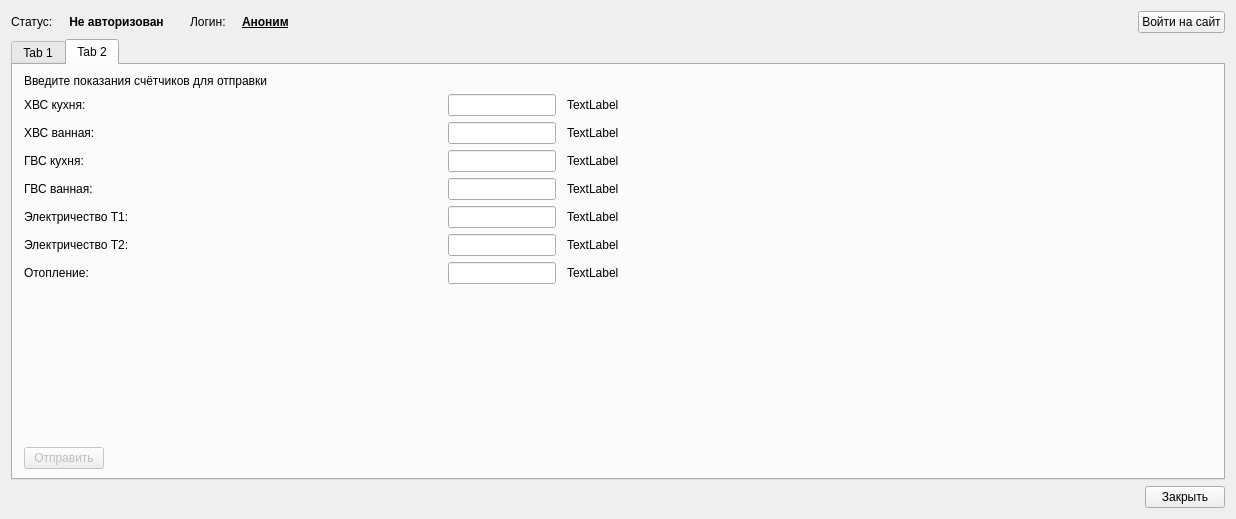
First picture: the form in profjilcom_cabinet/main.ui, repository 0valse/experiments, before the edit.
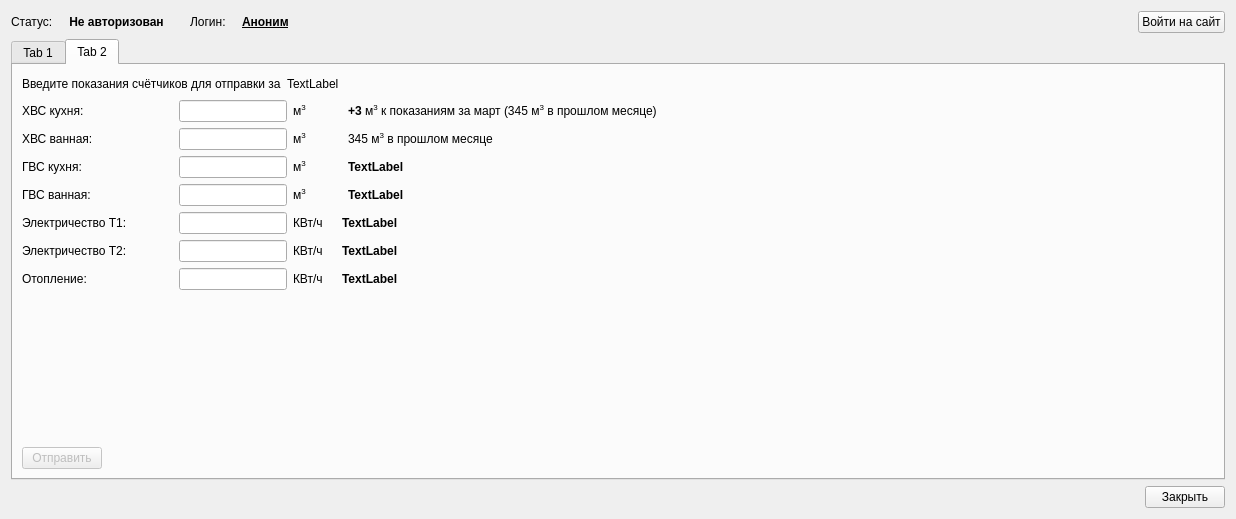
Second picture: the form after the edit. The open tabs and pages were chosen to show the change.

Commit message: Working with tab2

Diff of the .ui file:
```diff
--- a/profjilcom_cabinet/main.ui
+++ b/profjilcom_cabinet/main.ui
@@ -13,7 +13,7 @@
   <property name="windowTitle">
    <string>Form</string>
   </property>
-  <layout class="QVBoxLayout" name="verticalLayout_2">
+  <layout class="QVBoxLayout" name="verticalLayout_3">
    <item>
     <layout class="QHBoxLayout" name="horizontalLayout_10">
      <item>
@@ -158,7 +158,7 @@
         </widget>
        </item>
        <item row="1" column="0">
-        <layout class="QHBoxLayout" name="horizontalLayout_14">
+        <layout class="QVBoxLayout" name="verticalLayout">
          <item>
           <widget class="QTableView" name="tableView">
            <property name="editTriggers">
@@ -204,27 +204,42 @@
       <attribute name="title">
        <string>Tab 2</string>
       </attribute>
-      <layout class="QGridLayout" name="gridLayout">
-       <item row="1" column="0">
-        <spacer name="horizontalSpacer_4">
-         <property name="orientation">
-          <enum>Qt::Horizontal</enum>
-         </property>
-         <property name="sizeType">
-          <enum>QSizePolicy::Fixed</enum>
-         </property>
-         <property name="sizeHint" stdset="0">
-          <size>
-           <width>2</width>
-           <height>20</height>
-          </size>
-         </property>
-        </spacer>
+      <layout class="QVBoxLayout" name="verticalLayout_5">
+       <item>
+        <layout class="QHBoxLayout" name="horizontalLayout_15">
+         <item>
+          <widget class="QLabel" name="SendLabel">
+           <property name="text">
+            <string>Введите показания счётчиков для отправки за</string>
+           </property>
+          </widget>
+         </item>
+         <item>
+          <widget class="QLabel" name="label_mounth">
+           <property name="text">
+            <string>TextLabel</string>
+           </property>
+          </widget>
+         </item>
+         <item>
+          <spacer name="horizontalSpacer">
+           <property name="orientation">
+            <enum>Qt::Horizontal</enum>
+           </property>
+           <property name="sizeHint" stdset="0">
+            <size>
+             <width>40</width>
+             <height>20</height>
+            </size>
+           </property>
+          </spacer>
+         </item>
+        </layout>
        </item>
-       <item row="1" column="2" colspan="2">
-        <layout class="QHBoxLayout" name="horizontalLayout_8">
+       <item>
+        <layout class="QHBoxLayout" name="horizontalLayout_14">
          <item>
-          <layout class="QVBoxLayout" name="verticalLayout">
+          <layout class="QVBoxLayout" name="verticalLayout_2">
            <item>
             <layout class="QHBoxLayout" name="horizontalLayout">
              <item>
@@ -257,29 +272,6 @@
                </property>
               </widget>
              </item>
-             <item>
-              <spacer name="horizontalSpacer_18">
-               <property name="orientation">
-                <enum>Qt::Horizontal</enum>
-               </property>
-               <property name="sizeType">
-                <enum>QSizePolicy::Fixed</enum>
-               </property>
-               <property name="sizeHint" stdset="0">
-                <size>
-                 <width>5</width>
-                 <height>20</height>
-                </size>
-               </property>
-              </spacer>
-             </item>
-             <item>
-              <widget class="QLabel" name="label_hvs_kuhnya">
-               <property name="text">
-                <string>TextLabel</string>
-               </property>
-              </widget>
-             </item>
             </layout>
            </item>
            <item>
@@ -314,29 +306,6 @@
                </property>
               </widget>
              </item>
-             <item>
-              <spacer name="horizontalSpacer_19">
-               <property name="orientation">
-                <enum>Qt::Horizontal</enum>
-               </property>
-               <property name="sizeType">
-                <enum>QSizePolicy::Fixed</enum>
-               </property>
-               <property name="sizeHint" stdset="0">
-                <size>
-                 <width>5</width>
-                 <height>20</height>
-                </size>
-               </property>
-              </spacer>
-             </item>
-             <item>
-              <widget class="QLabel" name="label_hvs_vannaya">
-               <property name="text">
-                <string>TextLabel</string>
-               </property>
-              </widget>
-             </item>
             </layout>
            </item>
            <item>
@@ -371,29 +340,6 @@
                </property>
               </widget>
              </item>
-             <item>
-              <spacer name="horizontalSpacer_20">
-               <property name="orientation">
-                <enum>Qt::Horizontal</enum>
-               </property>
-               <property name="sizeType">
-                <enum>QSizePolicy::Fixed</enum>
-               </property>
-               <property name="sizeHint" stdset="0">
-                <size>
-                 <width>5</width>
-                 <height>20</height>
-                </size>
-               </property>
-              </spacer>
-             </item>
-             <item>
-              <widget class="QLabel" name="label_gvs_kuhnya">
-               <property name="text">
-                <string>TextLabel</string>
-               </property>
-              </widget>
-             </item>
             </layout>
            </item>
            <item>
@@ -428,29 +374,6 @@
                </property>
               </widget>
              </item>
-             <item>
-              <spacer name="horizontalSpacer_21">
-               <property name="orientation">
-                <enum>Qt::Horizontal</enum>
-               </property>
-               <property name="sizeType">
-                <enum>QSizePolicy::Fixed</enum>
-               </property>
-               <property name="sizeHint" stdset="0">
-                <size>
-                 <width>5</width>
-                 <height>20</height>
-                </size>
-               </property>
-              </spacer>
-             </item>
-             <item>
-              <widget class="QLabel" name="label_gvs_vannaya">
-               <property name="text">
-                <string>TextLabel</string>
-               </property>
-              </widget>
-             </item>
             </layout>
            </item>
            <item>
@@ -485,29 +408,6 @@
                </property>
               </widget>
              </item>
-             <item>
-              <spacer name="horizontalSpacer_22">
-               <property name="orientation">
-                <enum>Qt::Horizontal</enum>
-               </property>
-               <property name="sizeType">
-                <enum>QSizePolicy::Fixed</enum>
-               </property>
-               <property name="sizeHint" stdset="0">
-                <size>
-                 <width>5</width>
-                 <height>20</height>
-                </size>
-               </property>
-              </spacer>
-             </item>
-             <item>
-              <widget class="QLabel" name="label_t1">
-               <property name="text">
-                <string>TextLabel</string>
-               </property>
-              </widget>
-             </item>
             </layout>
            </item>
            <item>
@@ -542,29 +442,6 @@
                </property>
               </widget>
              </item>
-             <item>
-              <spacer name="horizontalSpacer_23">
-               <property name="orientation">
-                <enum>Qt::Horizontal</enum>
-               </property>
-               <property name="sizeType">
-                <enum>QSizePolicy::Fixed</enum>
-               </property>
-               <property name="sizeHint" stdset="0">
-                <size>
-                 <width>5</width>
-                 <height>20</height>
-                </size>
-               </property>
-              </spacer>
-             </item>
-             <item>
-              <widget class="QLabel" name="label_t2">
-               <property name="text">
-                <string>TextLabel</string>
-               </property>
-              </widget>
-             </item>
             </layout>
            </item>
            <item>
@@ -611,6 +488,333 @@
                </property>
               </widget>
              </item>
+            </layout>
+           </item>
+          </layout>
+         </item>
+         <item>
+          <layout class="QVBoxLayout" name="verticalLayout_4">
+           <item>
+            <layout class="QHBoxLayout" name="horizontalLayout_8">
+             <item>
+              <widget class="QLabel" name="label_10">
+               <property name="text">
+                <string>&lt;html&gt;&lt;head/&gt;&lt;body&gt;&lt;p&gt;м&lt;span style=&quot; vertical-align:super;&quot;&gt;3&lt;/span&gt;&lt;/p&gt;&lt;/body&gt;&lt;/html&gt;</string>
+               </property>
+              </widget>
+             </item>
+             <item>
+              <spacer name="horizontalSpacer_18">
+               <property name="orientation">
+                <enum>Qt::Horizontal</enum>
+               </property>
+               <property name="sizeType">
+                <enum>QSizePolicy::Fixed</enum>
+               </property>
+               <property name="sizeHint" stdset="0">
+                <size>
+                 <width>35</width>
+                 <height>20</height>
+                </size>
+               </property>
+              </spacer>
+             </item>
+             <item>
+              <widget class="QLabel" name="label_hvs_kuhnya_plus">
+               <property name="text">
+                <string>&lt;html&gt;&lt;head/&gt;&lt;body&gt;&lt;p&gt;&lt;span style=&quot; font-weight:600;&quot;&gt;+3&lt;/span&gt; м&lt;span style=&quot; vertical-align:super;&quot;&gt;3&lt;/span&gt; к показаниям за март (345 м&lt;span style=&quot; vertical-align:super;&quot;&gt;3&lt;/span&gt; в прошлом месяце)&lt;/p&gt;&lt;/body&gt;&lt;/html&gt;</string>
+               </property>
+              </widget>
+             </item>
+             <item>
+              <spacer name="horizontalSpacer_4">
+               <property name="orientation">
+                <enum>Qt::Horizontal</enum>
+               </property>
+               <property name="sizeHint" stdset="0">
+                <size>
+                 <width>40</width>
+                 <height>20</height>
+                </size>
+               </property>
+              </spacer>
+             </item>
+            </layout>
+           </item>
+           <item>
+            <layout class="QHBoxLayout" name="horizontalLayout_16">
+             <item>
+              <widget class="QLabel" name="label_11">
+               <property name="text">
+                <string>&lt;html&gt;&lt;head/&gt;&lt;body&gt;&lt;p&gt;м&lt;span style=&quot; vertical-align:super;&quot;&gt;3&lt;/span&gt;&lt;/p&gt;&lt;/body&gt;&lt;/html&gt;</string>
+               </property>
+              </widget>
+             </item>
+             <item>
+              <spacer name="horizontalSpacer_19">
+               <property name="orientation">
+                <enum>Qt::Horizontal</enum>
+               </property>
+               <property name="sizeType">
+                <enum>QSizePolicy::Fixed</enum>
+               </property>
+               <property name="sizeHint" stdset="0">
+                <size>
+                 <width>35</width>
+                 <height>20</height>
+                </size>
+               </property>
+              </spacer>
+             </item>
+             <item>
+              <widget class="QLabel" name="label_hvs_vannaya_plus">
+               <property name="font">
+                <font>
+                 <weight>75</weight>
+                 <bold>true</bold>
+                </font>
+               </property>
+               <property name="text">
+                <string>&lt;html&gt;&lt;head/&gt;&lt;body&gt;&lt;p&gt;&lt;span style=&quot; font-weight:400;&quot;&gt;345 м&lt;/span&gt;&lt;span style=&quot; font-weight:400; vertical-align:super;&quot;&gt;3&lt;/span&gt;&lt;span style=&quot; font-weight:400;&quot;&gt; в прошлом месяце&lt;/span&gt;&lt;/p&gt;&lt;/body&gt;&lt;/html&gt;</string>
+               </property>
+              </widget>
+             </item>
+             <item>
+              <spacer name="horizontalSpacer_25">
+               <property name="orientation">
+                <enum>Qt::Horizontal</enum>
+               </property>
+               <property name="sizeHint" stdset="0">
+                <size>
+                 <width>40</width>
+                 <height>20</height>
+                </size>
+               </property>
+              </spacer>
+             </item>
+            </layout>
+           </item>
+           <item>
+            <layout class="QHBoxLayout" name="horizontalLayout_17">
+             <item>
+              <widget class="QLabel" name="label_12">
+               <property name="text">
+                <string>&lt;html&gt;&lt;head/&gt;&lt;body&gt;&lt;p&gt;м&lt;span style=&quot; vertical-align:super;&quot;&gt;3&lt;/span&gt;&lt;/p&gt;&lt;/body&gt;&lt;/html&gt;</string>
+               </property>
+              </widget>
+             </item>
+             <item>
+              <spacer name="horizontalSpacer_20">
+               <property name="orientation">
+                <enum>Qt::Horizontal</enum>
+               </property>
+               <property name="sizeType">
+                <enum>QSizePolicy::Fixed</enum>
+               </property>
+               <property name="sizeHint" stdset="0">
+                <size>
+                 <width>35</width>
+                 <height>20</height>
+                </size>
+               </property>
+              </spacer>
+             </item>
+             <item>
+              <widget class="QLabel" name="label_gvs_kuhnya_plus">
+               <property name="font">
+                <font>
+                 <weight>75</weight>
+                 <bold>true</bold>
+                </font>
+               </property>
+               <property name="text">
+                <string>TextLabel</string>
+               </property>
+              </widget>
+             </item>
+             <item>
+              <spacer name="horizontalSpacer_26">
+               <property name="orientation">
+                <enum>Qt::Horizontal</enum>
+               </property>
+               <property name="sizeHint" stdset="0">
+                <size>
+                 <width>40</width>
+                 <height>20</height>
+                </size>
+               </property>
+              </spacer>
+             </item>
+            </layout>
+           </item>
+           <item>
+            <layout class="QHBoxLayout" name="horizontalLayout_18">
+             <item>
+              <widget class="QLabel" name="label_13">
+               <property name="text">
+                <string>&lt;html&gt;&lt;head/&gt;&lt;body&gt;&lt;p&gt;м&lt;span style=&quot; vertical-align:super;&quot;&gt;3&lt;/span&gt;&lt;/p&gt;&lt;/body&gt;&lt;/html&gt;</string>
+               </property>
+              </widget>
+             </item>
+             <item>
+              <spacer name="horizontalSpacer_21">
+               <property name="orientation">
+                <enum>Qt::Horizontal</enum>
+               </property>
+               <property name="sizeType">
+                <enum>QSizePolicy::Fixed</enum>
+               </property>
+               <property name="sizeHint" stdset="0">
+                <size>
+                 <width>35</width>
+                 <height>20</height>
+                </size>
+               </property>
+              </spacer>
+             </item>
+             <item>
+              <widget class="QLabel" name="label_gvs_vannaya_plus">
+               <property name="font">
+                <font>
+                 <weight>75</weight>
+                 <bold>true</bold>
+                </font>
+               </property>
+               <property name="text">
+                <string>TextLabel</string>
+               </property>
+              </widget>
+             </item>
+             <item>
+              <spacer name="horizontalSpacer_27">
+               <property name="orientation">
+                <enum>Qt::Horizontal</enum>
+               </property>
+               <property name="sizeHint" stdset="0">
+                <size>
+                 <width>40</width>
+                 <height>20</height>
+                </size>
+               </property>
+              </spacer>
+             </item>
+            </layout>
+           </item>
+           <item>
+            <layout class="QHBoxLayout" name="horizontalLayout_19">
+             <item>
+              <widget class="QLabel" name="label_14">
+               <property name="text">
+                <string>КВт/ч</string>
+               </property>
+              </widget>
+             </item>
+             <item>
+              <spacer name="horizontalSpacer_22">
+               <property name="orientation">
+                <enum>Qt::Horizontal</enum>
+               </property>
+               <property name="sizeType">
+                <enum>QSizePolicy::Fixed</enum>
+               </property>
+               <property name="sizeHint" stdset="0">
+                <size>
+                 <width>13</width>
+                 <height>20</height>
+                </size>
+               </property>
+              </spacer>
+             </item>
+             <item>
+              <widget class="QLabel" name="label_t1_plus">
+               <property name="font">
+                <font>
+                 <weight>75</weight>
+                 <bold>true</bold>
+                </font>
+               </property>
+               <property name="text">
+                <string>TextLabel</string>
+               </property>
+              </widget>
+             </item>
+             <item>
+              <spacer name="horizontalSpacer_28">
+               <property name="orientation">
+                <enum>Qt::Horizontal</enum>
+               </property>
+               <property name="sizeHint" stdset="0">
+                <size>
+                 <width>40</width>
+                 <height>20</height>
+                </size>
+               </property>
+              </spacer>
+             </item>
+            </layout>
+           </item>
+           <item>
+            <layout class="QHBoxLayout" name="horizontalLayout_20">
+             <item>
+              <widget class="QLabel" name="label_15">
+               <property name="text">
+                <string>КВт/ч</string>
+               </property>
+              </widget>
+             </item>
+             <item>
+              <spacer name="horizontalSpacer_23">
+               <property name="orientation">
+                <enum>Qt::Horizontal</enum>
+               </property>
+               <property name="sizeType">
+                <enum>QSizePolicy::Fixed</enum>
+               </property>
+               <property name="sizeHint" stdset="0">
+                <size>
+                 <width>13</width>
+                 <height>20</height>
+                </size>
+               </property>
+              </spacer>
+             </item>
+             <item>
+              <widget class="QLabel" name="label_t2_plus">
+               <property name="font">
+                <font>
+                 <weight>75</weight>
+                 <bold>true</bold>
+                </font>
+               </property>
+               <property name="text">
+                <string>TextLabel</string>
+               </property>
+              </widget>
+             </item>
+             <item>
+              <spacer name="horizontalSpacer_29">
+               <property name="orientation">
+                <enum>Qt::Horizontal</enum>
+               </property>
+               <property name="sizeHint" stdset="0">
+                <size>
+                 <width>40</width>
+                 <height>20</height>
+                </size>
+               </property>
+              </spacer>
+             </item>
+            </layout>
+           </item>
+           <item>
+            <layout class="QHBoxLayout" name="horizontalLayout_21">
+             <item>
+              <widget class="QLabel" name="label_16">
+               <property name="text">
+                <string>КВт/ч</string>
+               </property>
+              </widget>
+             </item>
              <item>
               <spacer name="horizontalSpacer_24">
                <property name="orientation">
@@ -621,19 +825,38 @@
                </property>
                <property name="sizeHint" stdset="0">
                 <size>
-                 <width>5</width>
+                 <width>13</width>
                  <height>20</height>
                 </size>
                </property>
               </spacer>
              </item>
              <item>
-              <widget class="QLabel" name="label_teplo">
+              <widget class="QLabel" name="label_teplo_plus">
+               <property name="font">
+                <font>
+                 <weight>75</weight>
+                 <bold>true</bold>
+                </font>
+               </property>
                <property name="text">
                 <string>TextLabel</string>
                </property>
               </widget>
              </item>
+             <item>
+              <spacer name="horizontalSpacer_30">
+               <property name="orientation">
+                <enum>Qt::Horizontal</enum>
+               </property>
+               <property name="sizeHint" stdset="0">
+                <size>
+                 <width>40</width>
+                 <height>20</height>
+                </size>
+               </property>
+              </spacer>
+             </item>
             </layout>
            </item>
           </layout>
@@ -645,7 +868,7 @@
            </property>
            <property name="sizeHint" stdset="0">
             <size>
-             <width>182</width>
+             <width>517</width>
              <height>20</height>
             </size>
            </property>
@@ -653,7 +876,7 @@
          </item>
         </layout>
        </item>
-       <item row="2" column="3">
+       <item>
         <spacer name="verticalSpacer">
          <property name="orientation">
           <enum>Qt::Vertical</enum>
@@ -666,7 +889,7 @@
          </property>
         </spacer>
        </item>
-       <item row="3" column="2">
+       <item>
         <layout class="QHBoxLayout" name="horizontalLayout_12">
          <item>
           <widget class="QPushButton" name="sendButton">
@@ -693,13 +916,6 @@
          </item>
         </layout>
        </item>
-       <item row="0" column="2">
-        <widget class="QLabel" name="SendLabel">
-         <property name="text">
-          <string>Введите показания счётчиков для отправки</string>
-         </property>
-        </widget>
-       </item>
       </layout>
      </widget>
     </widget>
```
The commit also changes 2 other files.
